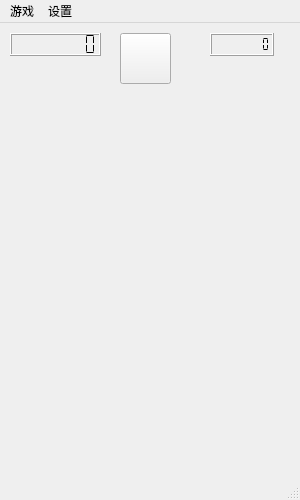
First picture: the form in src/mainwindow.ui, repository reeink/mine-sweeper, before the edit.
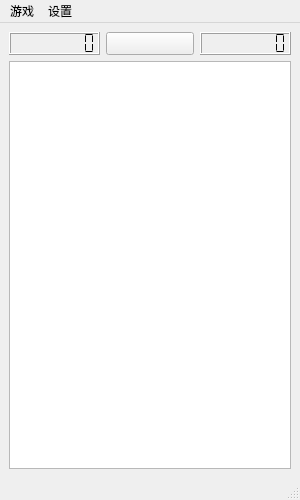
Second picture: the form after the edit. Icons and pictures are not drawn.

Commit message: 界面点击

```diff
--- a/src/mainwindow.ui
+++ b/src/mainwindow.ui
@@ -21,18 +21,25 @@
     <normaloff>:/png/bomb.png</normaloff>:/png/bomb.png</iconset>
   </property>
   <widget class="QWidget" name="centralwidget">
+   <layout class="QGridLayout" name="gridLayout">
+    <item row="0" column="0">
+     <widget class="QLCDNumber" name="timeKeeper">
+      <property name="smallDecimalPoint">
+       <bool>false</bool>
+      </property>
+      <property name="digitCount">
+       <number>8</number>
+      </property>
+      <property name="segmentStyle">
+       <enum>QLCDNumber::Flat</enum>
+      </property>
+     </widget>
+    </item>
+    <item row="0" column="1">
    <widget class="QPushButton" name="startButton">
     <property name="enabled">
      <bool>true</bool>
     </property>
-    <property name="geometry">
-     <rect>
-      <x>120</x>
-      <y>10</y>
-      <width>51</width>
-      <height>51</height>
-     </rect>
-    </property>
     <property name="sizePolicy">
      <sizepolicy hsizetype="Preferred" vsizetype="Preferred">
       <horstretch>0</horstretch>
@@ -54,6 +61,9 @@
     <property name="layoutDirection">
      <enum>Qt::LeftToRight</enum>
     </property>
+      <property name="styleSheet">
+       <string notr="true"/>
+      </property>
     <property name="iconSize">
      <size>
       <width>48</width>
@@ -79,15 +89,9 @@
      <bool>false</bool>
     </property>
    </widget>
+    </item>
+    <item row="0" column="2">
    <widget class="QLCDNumber" name="score">
-    <property name="geometry">
-     <rect>
-      <x>210</x>
-      <y>10</y>
-      <width>64</width>
-      <height>23</height>
-     </rect>
-    </property>
     <property name="smallDecimalPoint">
      <bool>false</bool>
     </property>
@@ -101,25 +105,36 @@
      <number>0</number>
     </property>
    </widget>
-   <widget class="QLCDNumber" name="timeKeeper">
-    <property name="geometry">
-     <rect>
-      <x>10</x>
-      <y>10</y>
-      <width>91</width>
-      <height>23</height>
-     </rect>
-    </property>
-    <property name="smallDecimalPoint">
-     <bool>false</bool>
-    </property>
-    <property name="digitCount">
-     <number>8</number>
-    </property>
-    <property name="segmentStyle">
-     <enum>QLCDNumber::Flat</enum>
-    </property>
-   </widget>
+    </item>
+    <item row="1" column="0" colspan="3">
+     <widget class="QGraphicsView" name="sceneView">
+      <property name="minimumSize">
+       <size>
+        <width>240</width>
+        <height>240</height>
+       </size>
+      </property>
+      <property name="maximumSize">
+       <size>
+        <width>2400</width>
+        <height>2400</height>
+       </size>
+      </property>
+      <property name="sizeIncrement">
+       <size>
+        <width>12</width>
+        <height>12</height>
+       </size>
+      </property>
+      <property name="baseSize">
+       <size>
+        <width>240</width>
+        <height>240</height>
+       </size>
+      </property>
+     </widget>
+    </item>
+   </layout>
   </widget>
   <widget class="QStatusBar" name="statusbar"/>
   <widget class="QMenuBar" name="menuBar">
```
Left out of the diff: 8 changed lines with no effect on the pictures. Lines whose indentation alone changed are shown as unchanged. The commit also changes 6 other files.
